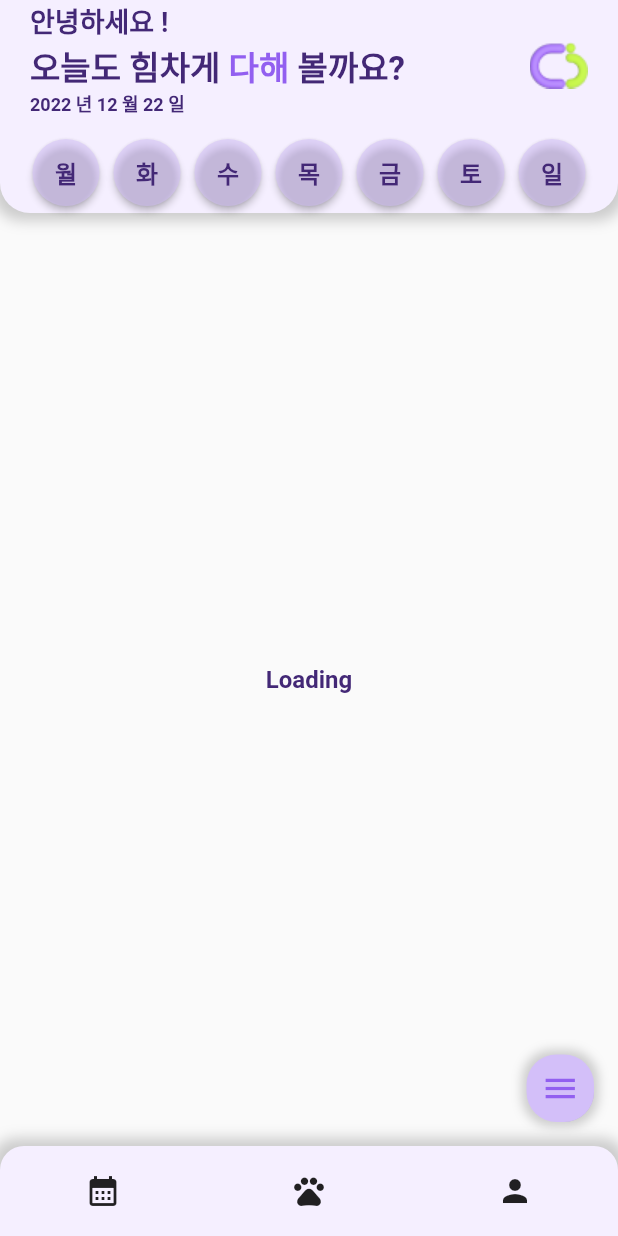
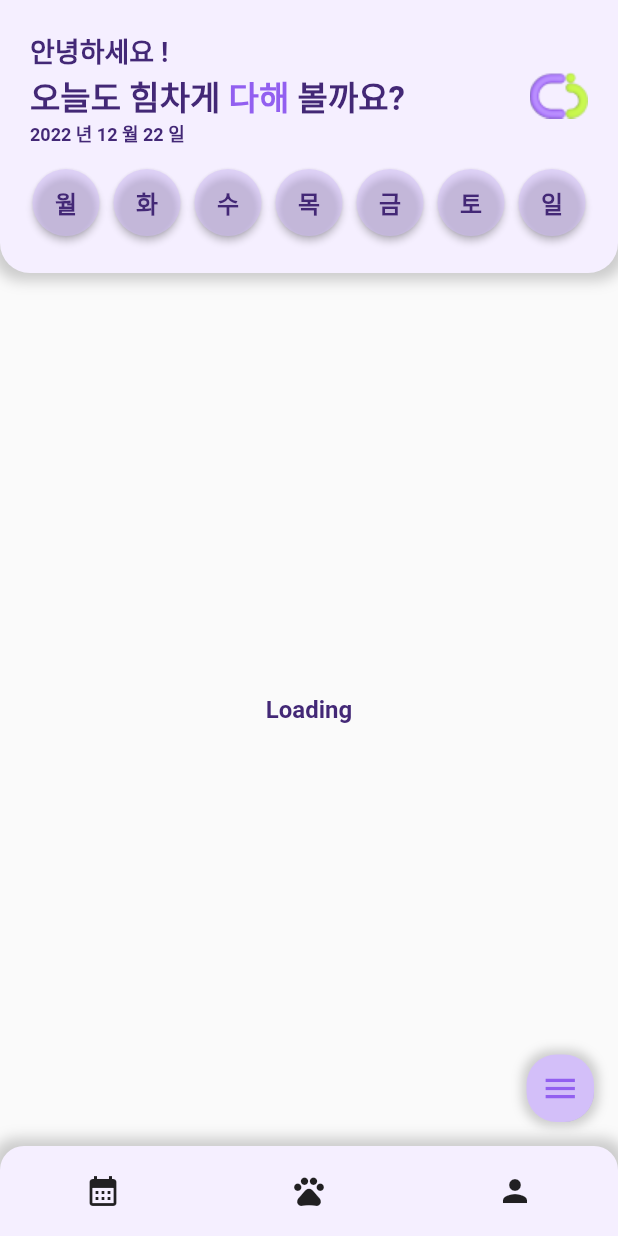
Before and after one commit to kugods-HabitTama/dahae-mobile, a Flutter app: the first screen one second after launch, on a phone screen of 412 x 824 dp. Run offline on Flutter 3.47's test engine with Material 2 defaults, Android fonts, the phone set to English and light mode, and no system bars; our stand-ins replace freezed_annotation, go_router.

Commit message:
fix padding

```diff
--- a/lib/screens/habit/calender_header.dart
+++ b/lib/screens/habit/calender_header.dart
@@ -29,76 +29,11 @@ class Header extends StatelessWidget {
         color: Theme.of(context).backgroundColor,
       ),
       child: Padding(
-        padding: const EdgeInsets.symmetric(horizontal: 20),
+        padding: const EdgeInsets.fromLTRB(20, 20, 20, 20),
         child: headerContent(context)
       ),
     );
   }
-
-        // Column(
-        //   crossAxisAlignment: CrossAxisAlignment.start,
-        //   children: [
-        //     Padding(
-        //       padding: EdgeInsets.only(top: MediaQuery.of(context).padding.top),
-        //     ), // 상태바 높이 패딩
-        //     Row(
-        //       mainAxisAlignment: MainAxisAlignment.spaceBetween,
-        //       children: [
-        //         Column(
-        //           crossAxisAlignment: CrossAxisAlignment.start,
-        //           children: [
-        //             const Text(
-        //               '안녕하세요 !',
-        //               textAlign: TextAlign.left,
-        //               style:
-        //                   TextStyle(fontSize: 18, fontWeight: FontWeight.bold),
-        //             ),
-        //             Text.rich(
-        //               TextSpan(
-        //                 children: [
-        //                   const TextSpan(
-        //                     text: '오늘도 힘차게 ',
-        //                     style: TextStyle(
-        //                         fontSize: 22, fontWeight: FontWeight.bold),
-        //                   ),
-        //                   TextSpan(
-        //                     text: '다해 ',
-        //                     style: TextStyle(
-        //                         fontSize: 22,
-        //                         fontWeight: FontWeight.bold,
-        //                         color: Theme.of(context).highlightColor),
-        //                   ),
-        //                   const TextSpan(
-        //                     text: '볼까요?',
-        //                     style: TextStyle(
-        //                         fontSize: 22, fontWeight: FontWeight.bold),
-        //                   ),
-        //                 ],
-        //               ),
-        //             ),
-        //             Text(
-        //               DateFormat('yyyy년 MM월 dd일').format(DateTime.now()),
-        //               textAlign: TextAlign.left,
-        //             ),
-        //           ],
-        //         ),
-        //         const Image(image: AssetImage('assets/images/logo.png'))
-        //       ],
-        //     ),
-        //     Row(
-        //       mainAxisAlignment: MainAxisAlignment.spaceBetween,
-        //       children: const [
-        //         Text('월'),
-        //         Text('화'),
-        //         Text('수'),
-        //         Text('목'),
-        //         Text('금'),
-        //         Text('토'),
-        //         Text('일'),
-        //       ],
-        //     )
-        //   ],
-        // ),
 
   Column headerContent(BuildContext context) {
     return Column(
```
